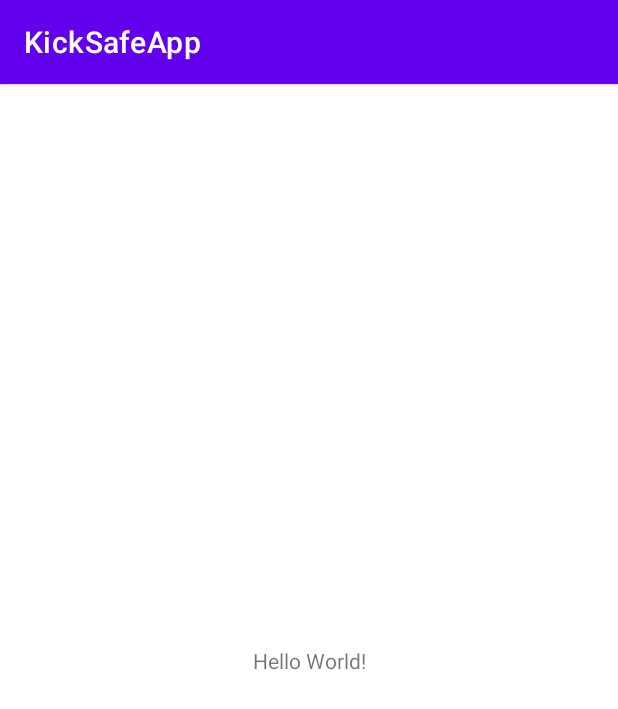
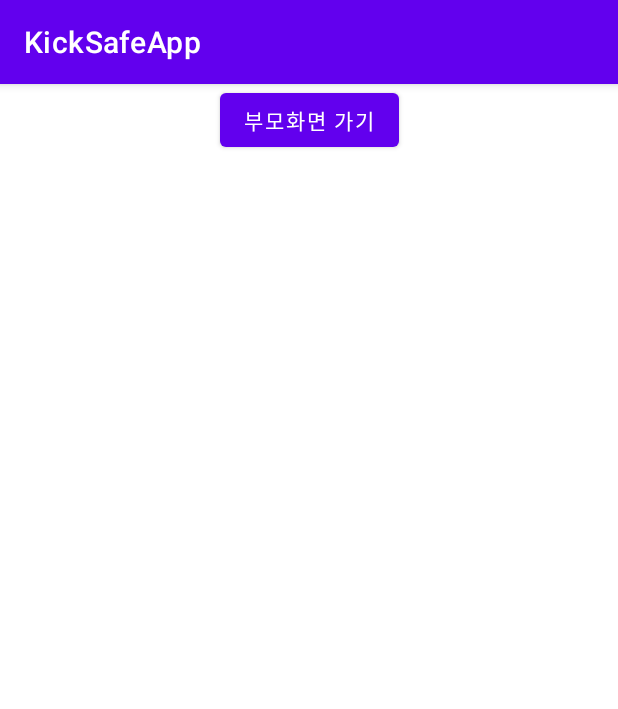
Before and after one commit to Hy3ons/AdventureDesign2022, an Android app: the screen it shows after launch (MainActivity), on a phone screen of 412 x 824 dp. Shown: the top 709 px of the screen. Run offline under Robolectric (Android 15) with nearby library versions, the phone set to English and light mode, and no system bars.

Commit message:
22 12 07 / 20:12

```diff
--- a/app/src/main/java/cnu/kicksafe/MainActivity.java
+++ b/app/src/main/java/cnu/kicksafe/MainActivity.java
@@ -2,8 +2,11 @@ package cnu.kicksafe;
 
 import androidx.appcompat.app.AppCompatActivity;
 
+import android.content.Intent;
 import android.database.Cursor;
 import android.os.Bundle;
+import android.view.View;
+import android.widget.Button;
 
 import java.net.Socket;
 
@@ -18,8 +21,23 @@ public class MainActivity extends AppCompatActivity {
         super.onCreate(savedInstanceState);
         setContentView(R.layout.activity_main);
 
-        loginDB = new DBHelper(this, 0);
-        tryLogin();
+//        loginDB = new DBHelper(this, 0);
+//        tryLogin();
+
+//        Intent intent = new Intent(getApplicationContext(), ParentActivity.class);
+//        startActivity(intent);
+
+        Button button = findViewById(R.id.button);
+        button.setOnClickListener(new View.OnClickListener() {
+            @Override
+            public void onClick(View view) {
+                Intent intent = new Intent(getApplicationContext(), ParentActivity.class);
+                startActivity(intent);
+            }
+        });
+
+//        Intent s = new Intent(getApplicationContext(), childActivity.class);
+//        startActivity(s);
     }
 
     private void tryLogin() {
--- a/app/src/main/res/layout/activity_login_select.xml
+++ b/app/src/main/res/layout/activity_login_select.xml
@@ -14,6 +14,7 @@
         app:layout_constraintEnd_toEndOf="parent"
         app:layout_constraintStart_toStartOf="parent"
         app:layout_constraintTop_toTopOf="parent"
-        app:layout_constraintVertical_bias="0.22000003"
+        app:layout_constraintVertical_bias="0.19999999"
         app:srcCompat="@drawable/app_logo" />
+
 </androidx.constraintlayout.widget.ConstraintLayout>
--- a/app/src/main/res/layout/activity_main.xml
+++ b/app/src/main/res/layout/activity_main.xml
@@ -6,13 +6,12 @@
     android:layout_height="match_parent"
     tools:context=".MainActivity">
 
-    <TextView
+    <Button
+        android:id="@+id/button"
         android:layout_width="wrap_content"
         android:layout_height="wrap_content"
-        android:text="Hello World!"
-        app:layout_constraintBottom_toBottomOf="parent"
+        android:text="부모화면 가기"
         app:layout_constraintEnd_toEndOf="parent"
         app:layout_constraintStart_toStartOf="parent"
-        app:layout_constraintTop_toTopOf="parent" />
-
+        tools:layout_editor_absoluteY="387dp" />
 </androidx.constraintlayout.widget.ConstraintLayout>
```
Also changed, not shown: app/src/main/AndroidManifest.xml (+7 -0 lines), app/src/main/java/cnu/kicksafe/ParentActivity.java (+23 -2 lines), app/src/main/java/cnu/kicksafe/ProfileAdapter.java (+18 -4 lines), app/src/main/res/layout/activity_parent.xml (+15 -6 lines).
